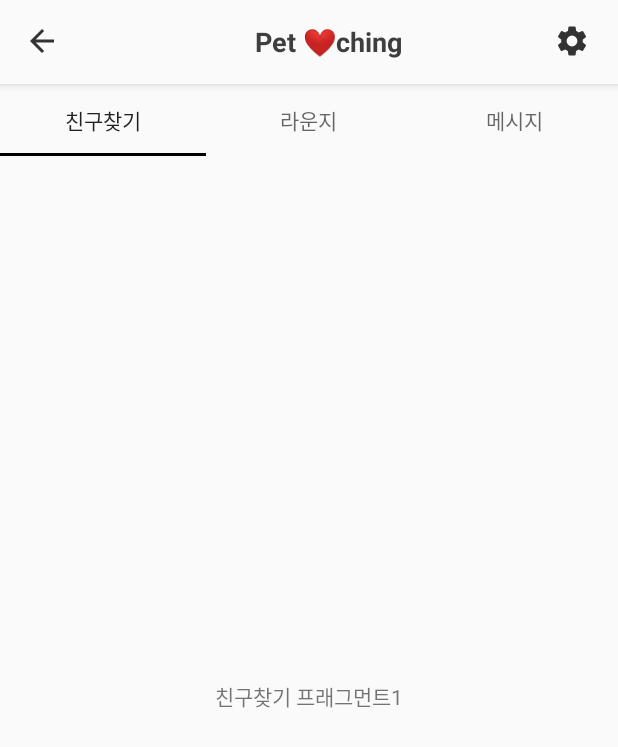
After one commit to dodose/Together, an Android app: the FindFriend_Fragment screen opened directly, with no data from a screen before it, on a phone screen of 412 x 824 dp. The commit adds this screen. Shown: the top 747 px of the screen. Run offline under Robolectric (Android 15) with nearby library versions, the phone set to English and light mode, and no system bars.

Commit message:
20190515 (수요일) 펫칭 전반적인 뷰 폼 수정

```diff
--- /dev/null
+++ b/app/src/main/java/com/example/together/Activities/Petching/FindFriend_Fragment.java
@@ -0,0 +1,26 @@
+package com.example.together.Activities.Petching;
+
+import android.os.Bundle;
+import android.support.annotation.NonNull;
+import android.support.annotation.Nullable;
+import android.support.v4.app.Fragment;
+import android.view.LayoutInflater;
+import android.view.View;
+import android.view.ViewGroup;
+
+import com.example.together.R;
+
+public class FindFriend_Fragment extends Fragment {
+
+    public FindFriend_Fragment() {}
+
+    @Nullable
+    @Override
+    public View onCreateView(@NonNull LayoutInflater inflater, @Nullable ViewGroup container, @Nullable Bundle savedInstanceState) {
+        View view = inflater.inflate(R.layout.fragment_find_friend, container, false);
+
+        return view;
+    }
+
+
+}
--- /dev/null
+++ b/app/src/main/java/com/example/together/Activities/Petching/Lounge_Fragment.java
@@ -0,0 +1,27 @@
+package com.example.together.Activities.Petching;
+
+import android.os.Bundle;
+import android.support.annotation.NonNull;
+import android.support.annotation.Nullable;
+import android.support.v4.app.Fragment;
+import android.view.LayoutInflater;
+import android.view.View;
+import android.view.ViewGroup;
+
+import com.example.together.R;
+
+public class Lounge_Fragment extends Fragment {
+
+    public Lounge_Fragment() {
+    }
+
+    @Nullable
+    @Override
+    public View onCreateView(@NonNull LayoutInflater inflater, @Nullable ViewGroup container, @Nullable Bundle savedInstanceState) {
+        View view = inflater.inflate(R.layout.fragment_lounge, container, false);
+
+        return view;
+    }
+
+
+}
--- /dev/null
+++ b/app/src/main/java/com/example/together/Activities/Petching/Message_Fragment.java
@@ -0,0 +1,27 @@
+package com.example.together.Activities.Petching;
+
+import android.os.Bundle;
+import android.support.annotation.NonNull;
+import android.support.annotation.Nullable;
+import android.support.v4.app.Fragment;
+import android.view.LayoutInflater;
+import android.view.View;
+import android.view.ViewGroup;
+
+import com.example.together.R;
+
+public class Message_Fragment extends Fragment {
+
+    public Message_Fragment() {
+    }
+
+    @Nullable
+    @Override
+    public View onCreateView(@NonNull LayoutInflater inflater, @Nullable ViewGroup container, @Nullable Bundle savedInstanceState) {
+        View view = inflater.inflate(R.layout.fragment_message, container, false);
+
+        return view;
+    }
+
+
+}
--- a/app/src/main/java/com/example/together/Activities/Petching/PetchingActivity.java
+++ b/app/src/main/java/com/example/together/Activities/Petching/PetchingActivity.java
@@ -1,15 +1,43 @@
 package com.example.together.Activities.Petching;
 
+import android.support.design.widget.AppBarLayout;
+import android.support.design.widget.TabLayout;
+import android.support.v4.app.Fragment;
+import android.support.v4.view.ViewPager;
 import android.support.v7.app.AppCompatActivity;
 import android.os.Bundle;
 
 import com.example.together.R;
 
+import java.util.ArrayList;
+import java.util.List;
+
 public class PetchingActivity extends AppCompatActivity {
+
+    private TabLayout tabLayout;
+    private AppBarLayout appBarLayout;
+    private ViewPager viewPager;
+
+    private final List<Fragment> mFragmnetList = new ArrayList<>();
+    private final List<String> mFragmentTitleList = new ArrayList<>();
+
+
 
     @Override
     protected void onCreate(Bundle savedInstanceState) {
         super.onCreate(savedInstanceState);
         setContentView(R.layout.activity_petching);
+        tabLayout = (TabLayout) findViewById(R.id.tab_layout);
+        viewPager = (ViewPager) findViewById(R.id.viewpager_id);
+        ViewPagerAdapter adapter = new ViewPagerAdapter(getSupportFragmentManager());
+
+        // 프래그먼트 추가하기
+        adapter.AddFragment(new FindFriend_Fragment(), "친구찾기");
+        adapter.AddFragment(new Lounge_Fragment(), "라운지");
+        adapter.AddFragment(new Message_Fragment(), "메시지");
+
+        // adapter 세팅
+        viewPager.setAdapter(adapter);
+        tabLayout.setupWithViewPager(viewPager);
     }
 }
--- /dev/null
+++ b/app/src/main/java/com/example/together/Activities/Petching/ViewPagerAdapter.java
@@ -0,0 +1,40 @@
+package com.example.together.Activities.Petching;
+
+import android.support.annotation.Nullable;
+import android.support.v4.app.Fragment;
+import android.support.v4.app.FragmentManager;
+import android.support.v4.app.FragmentPagerAdapter;
+
+import java.util.ArrayList;
+import java.util.List;
+
+public class ViewPagerAdapter extends FragmentPagerAdapter {
+
+    private final List<Fragment> fragmentList = new ArrayList<>();
+    private final List<String> FragmentListTitles = new ArrayList<>();
+
+    public ViewPagerAdapter(FragmentManager fm) {
+        super(fm);
+    }
+
+    @Override
+    public Fragment getItem(int position) {
+        return fragmentList.get(position);
+    }
+
+    @Override
+    public int getCount() {
+        return FragmentListTitles.size();
+    }
+
+    @Nullable
+    @Override
+    public CharSequence getPageTitle(int position) {
+        return FragmentListTitles.get(position);
+    }
+
+    public void AddFragment(Fragment fragment, String Title){
+        fragmentList.add(fragment);
+        FragmentListTitles.add(Title);
+    }
+}
--- a/app/src/main/java/com/example/together/Model/Pet.java
+++ b/app/src/main/java/com/example/together/Model/Pet.java
@@ -4,7 +4,7 @@ public class Pet {
     private String petName;
     private int petAge;
     private String petBloodType;
-    private int sex;
+    private int gender;
     private String intro;
 
 }
--- /dev/null
+++ b/app/src/main/res/layout/fragment_find_friend.xml
@@ -0,0 +1,13 @@
+<?xml version="1.0" encoding="utf-8"?>
+<LinearLayout
+    xmlns:android="http://schemas.android.com/apk/res/android"
+    android:layout_width="match_parent"
+    android:layout_height="match_parent"
+    android:gravity="center">
+
+    <TextView
+        android:layout_width="wrap_content"
+        android:layout_height="wrap_content"
+        android:text="친구찾기 프래그먼트1"/>
+
+</LinearLayout>
```
Also changed, not shown: app/src/main/java/com/example/together/Activities/MyPetInfo/MyPetRegActivity.java (+36 -11 lines), app/src/main/java/com/example/together/Fragment/ProfileFragment.java (+17 -12 lines), app/src/main/res/layout/activity_my_pet_reg.xml (+29 -18 lines), app/src/main/res/layout/activity_petching.xml (+11 -43 lines), app/src/main/res/layout/fragment_lounge.xml (added, +13 -0 lines), app/src/main/res/layout/fragment_message.xml (added, +13 -0 lines), app/src/main/res/layout/fragment_profile.xml (+6 -6 lines).
